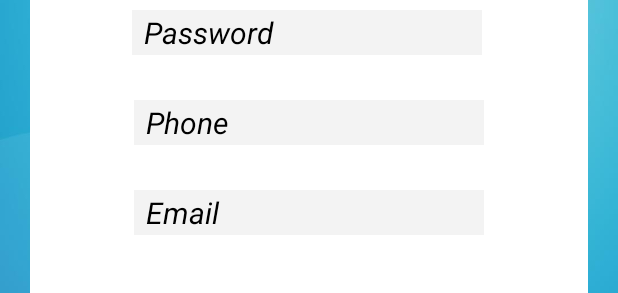
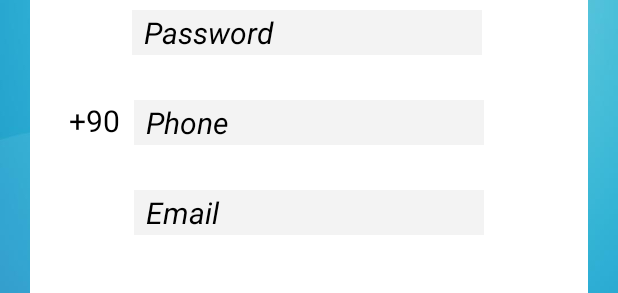
Before and after one commit to IBILL98/E_Debt_Book, an Android app: the layout activity_costumer_register.xml on its own in the app's theme, with its tools: preview values and no code run, on a phone screen of 412 x 824 dp. Shown: the part 409-702 px from the top of the screen. Run offline under Robolectric (Android 15) with nearby library versions, the phone set to English and light mode, and no system bars; Roboto replaces fonts that are not available here.

Commit message:
working on the main screen of the costumer 0.1 and Sign in Screen was tested

```diff
--- a/app/src/main/res/layout/activity_costumer_main.xml
+++ b/app/src/main/res/layout/activity_costumer_main.xml
@@ -7,6 +7,7 @@
     android:layout_height="match_parent"
     android:fitsSystemWindows="true"
     tools:openDrawer="start">
+
 
     <include
         layout="@layout/app_bar_costumer_main"
@@ -20,5 +21,8 @@
         android:layout_gravity="start"
         android:fitsSystemWindows="true"
         app:headerLayout="@layout/nav_header_costumer_main"
-        app:menu="@menu/activity_main_drawer" />
+        app:menu="@menu/activity_main_drawer" >
+
+    </com.google.android.material.navigation.NavigationView>
+
 </androidx.drawerlayout.widget.DrawerLayout>
--- a/app/src/main/res/layout/activity_costumer_register.xml
+++ b/app/src/main/res/layout/activity_costumer_register.xml
@@ -209,12 +209,26 @@
                 android:layout_width="wrap_content"
                 android:layout_height="wrap_content"
                 android:layout_marginTop="100dp"
-                android:background="#005B9F"
                 android:indeterminateBehavior="repeat"
+                android:indeterminateTint="#005B9F"
                 android:visibility="invisible"
                 app:layout_constraintEnd_toEndOf="parent"
                 app:layout_constraintStart_toStartOf="parent"
                 app:layout_constraintTop_toBottomOf="@+id/costumerRegisterEmail" />
+
+            <TextView
+                android:id="@+id/textView2"
+                android:layout_width="wrap_content"
+                android:layout_height="wrap_content"
+                android:text="+90"
+                android:textColor="@android:color/black"
+                android:textSize="20dp"
+                app:layout_constraintBottom_toBottomOf="parent"
+                app:layout_constraintEnd_toStartOf="@+id/costumerRegisterPhone"
+                app:layout_constraintHorizontal_bias="0.742"
+                app:layout_constraintStart_toStartOf="parent"
+                app:layout_constraintTop_toBottomOf="@+id/toolbar"
+                app:layout_constraintVertical_bias="0.552" />
 
         </androidx.constraintlayout.widget.ConstraintLayout>
 
--- a/app/src/main/res/layout/activity_number_verification.xml
+++ b/app/src/main/res/layout/activity_number_verification.xml
@@ -142,12 +142,12 @@
 
             <ProgressBar
                 android:id="@+id/verificationProgressBar"
-                style="?android:attr/progressBarStyle"
+                style="@style/Widget.AppCompat.ProgressBar"
                 android:layout_width="wrap_content"
                 android:layout_height="wrap_content"
                 android:layout_marginTop="100dp"
-                android:background="#005B9F"
                 android:indeterminateBehavior="repeat"
+                android:indeterminateTint="#005B9F"
                 android:visibility="invisible"
                 app:layout_constraintEnd_toEndOf="parent"
                 app:layout_constraintHorizontal_bias="0.496"
--- a/app/src/main/res/layout/content_costumer_main.xml
+++ b/app/src/main/res/layout/content_costumer_main.xml
@@ -18,4 +18,5 @@
         app:layout_constraintRight_toRightOf="parent"
         app:layout_constraintTop_toTopOf="parent"
         app:navGraph="@navigation/mobile_navigation" />
+
 </androidx.constraintlayout.widget.ConstraintLayout>
```
Also changed, not shown: app/src/main/java/com/example/e_debt_book/NumberVerification.java (+8 -22 lines).
